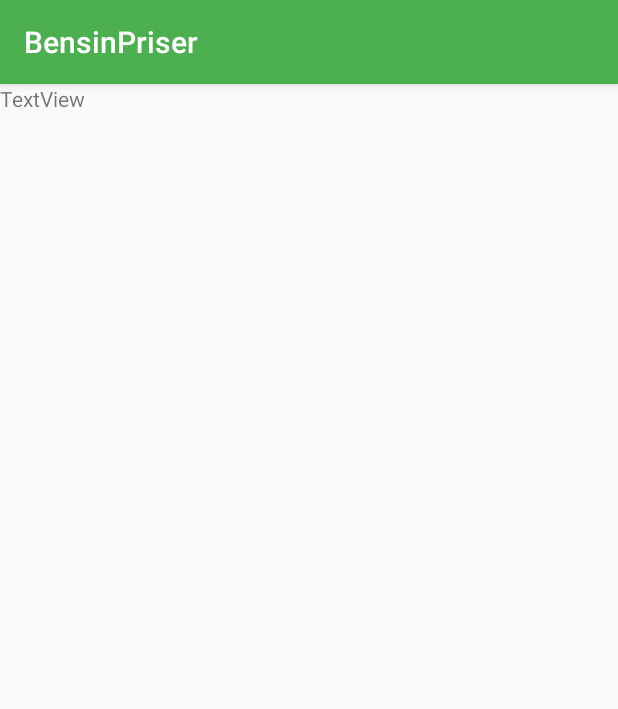
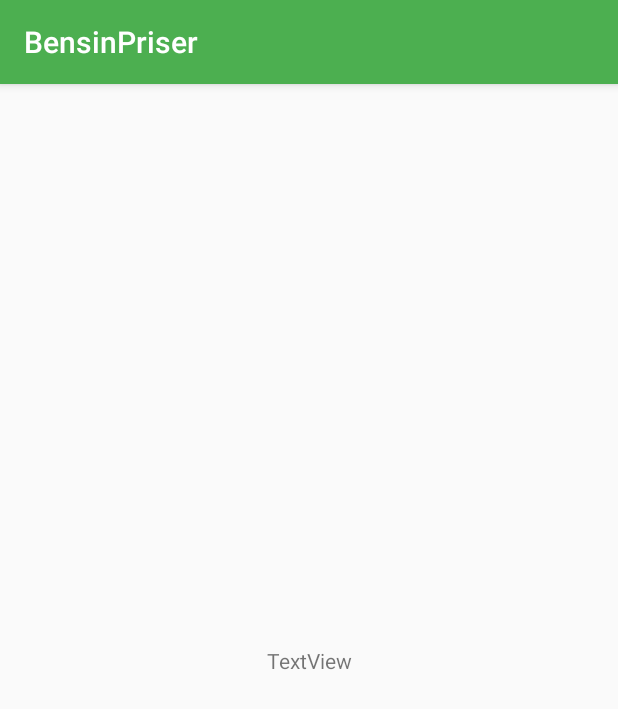
Before and after one commit to JonathanHoffmann/HKR_DA224A_Development_for_mobile_Project, an Android app: the DetailViewActivity screen opened directly, with no data from a screen before it, on a phone screen of 412 x 824 dp. Shown: the top 709 px of the screen. Run offline under Robolectric (Android 15) with nearby library versions, the phone set to English and light mode, and no system bars; 2 statements that could not run were skipped.

Commit message:
Implemented getting Object pass to DetailView

```diff
--- a/Android/app/src/main/java/com/blue_red/bensinpriser/DetailViewActivity.java
+++ b/Android/app/src/main/java/com/blue_red/bensinpriser/DetailViewActivity.java
@@ -1,14 +1,22 @@
 package com.blue_red.bensinpriser;
 
 import androidx.appcompat.app.AppCompatActivity;
+import android.content.Intent;
+import android.os.Bundle;
+import android.widget.TextView;
 
-import android.os.Bundle;
 
 public class DetailViewActivity extends AppCompatActivity {
+    private FuelStation fuelStation;
 
     @Override
     protected void onCreate(Bundle savedInstanceState) {
         super.onCreate(savedInstanceState);
         setContentView(R.layout.activity_detail_view);
+        Intent intent = this.getIntent();
+        Bundle bundle = intent.getExtras();
+        fuelStation = (FuelStation) bundle.getSerializable("Station");
+        TextView TVtitle = findViewById(R.id.TVtitle);
+        TVtitle.setText(fuelStation.getTitle());
     }
 }
--- a/Android/app/src/main/java/com/blue_red/bensinpriser/FuelStation.java
+++ b/Android/app/src/main/java/com/blue_red/bensinpriser/FuelStation.java
@@ -4,7 +4,9 @@ package com.blue_red.bensinpriser;
 
 import com.google.gson.annotations.SerializedName;
 
-public class FuelStation {
+import java.io.Serializable;
+
+public class FuelStation implements Serializable {
 
     @SerializedName("imageUrl")
     private String mImageUrl;
--- a/Android/app/src/main/java/com/blue_red/bensinpriser/FuelStationAdapter.java
+++ b/Android/app/src/main/java/com/blue_red/bensinpriser/FuelStationAdapter.java
@@ -5,6 +5,7 @@ import android.content.Intent;
 import android.graphics.drawable.BitmapDrawable;
 import android.graphics.drawable.Drawable;
 import android.net.Uri;
+import android.os.Bundle;
 import android.os.Handler;
 import android.util.Log;
 import android.view.LayoutInflater;
@@ -20,6 +21,7 @@ import com.bumptech.glide.Glide;
 
 import org.json.JSONException;
 
+import java.io.Serializable;
 import java.util.List;
 
 import butterknife.BindView;
@@ -183,6 +185,9 @@ public class FuelStationAdapter extends RecyclerView.Adapter<BaseViewHolder> {
             itemView.setOnClickListener(v -> {
                 //https://stackoverflow.com/questions/20241857/android-intent-cannot-resolve-constructor/20241921
                 Intent intent = new Intent(v.getContext(), DetailViewActivity.class);
+                Bundle bundle = new Bundle();
+                bundle.putSerializable("Station", mFuelStation);
+                intent.putExtras(bundle);
                 //https://stackoverflow.com/questions/33173043/cannot-resolve-method-startactivity
                 v.getContext().startActivity(intent);
 
--- a/Android/app/src/main/res/layout/activity_detail_view.xml
+++ b/Android/app/src/main/res/layout/activity_detail_view.xml
@@ -7,8 +7,13 @@
     tools:context=".DetailViewActivity">
 
     <TextView
-        android:id="@+id/textView"
+        android:id="@+id/TVtitle"
         android:layout_width="wrap_content"
         android:layout_height="wrap_content"
-        android:text="TextView" />
+        android:text="TextView"
+        app:layout_constraintBottom_toBottomOf="parent"
+        app:layout_constraintEnd_toEndOf="parent"
+        app:layout_constraintStart_toStartOf="parent"
+        app:layout_constraintTop_toTopOf="parent" />
+
 </androidx.constraintlayout.widget.ConstraintLayout>
```
